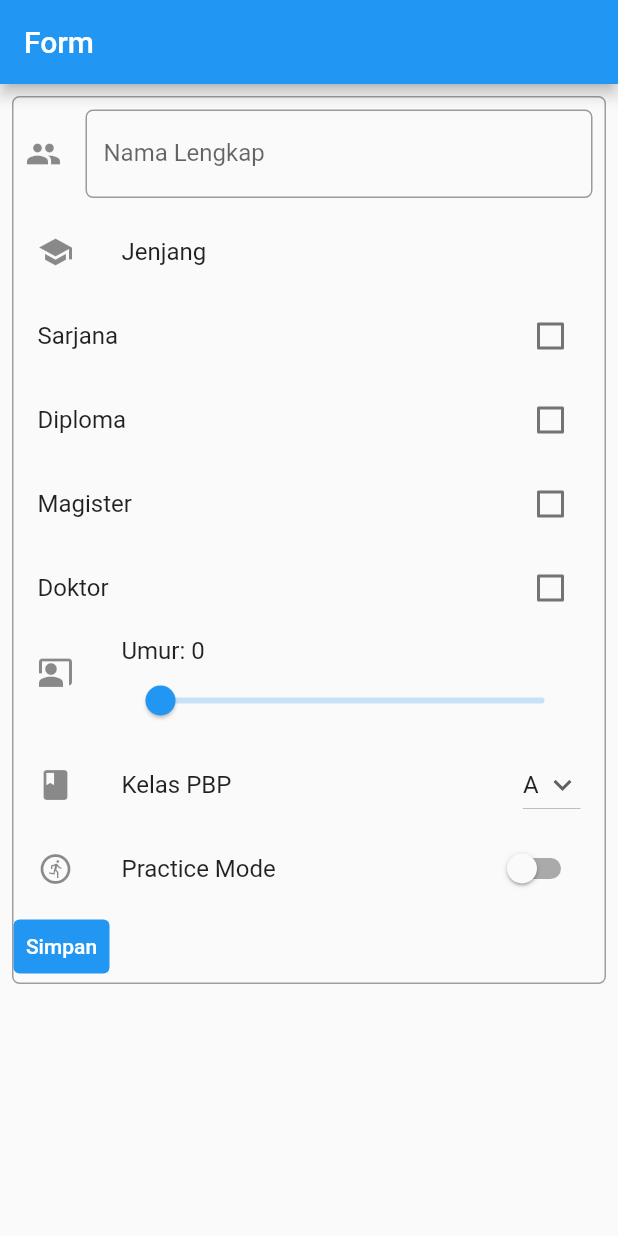
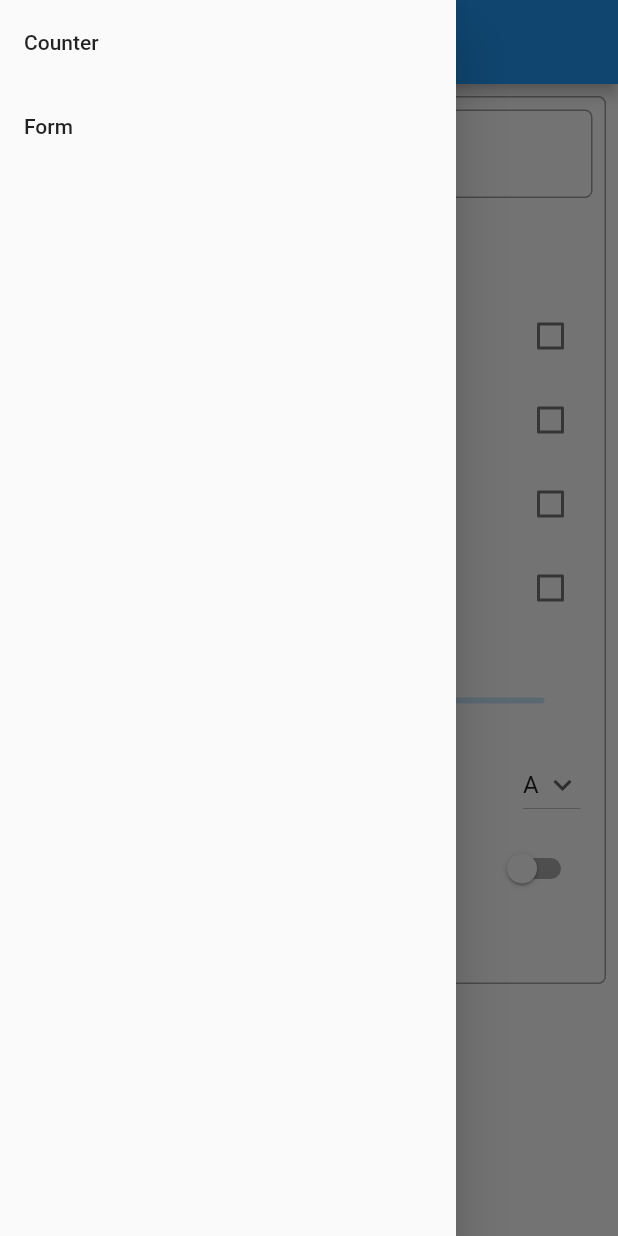
Before and after one commit to Doppledouble/pbp-flutter-tutorial, a Flutter app: the MyFormPage screen opened directly, with the side drawer open (before the commit the screen has no drawer), on a phone screen of 412 x 824 dp. Run offline on Flutter 3.47's test engine with Material 2 defaults, Android fonts, the phone set to English and light mode, and no system bars.

Commit message:
new update task 7

```diff
--- a/appcijul/lib/form.dart
+++ b/appcijul/lib/form.dart
@@ -1,4 +1,5 @@
 import 'package:flutter/material.dart';
+import 'package:appcijul/main.dart';
 
 class MyFormPage extends StatefulWidget {
   const MyFormPage({super.key});
@@ -24,6 +25,30 @@ class _MyFormPageState extends State<MyFormPage> {
     return Scaffold(
       appBar: AppBar(
         title: Text('Form'),
+      ),
+      drawer: Drawer(
+        child: Column(
+          children: [
+            ListTile(
+              title: const Text('Counter'),
+              onTap: () {
+                Navigator.pushReplacement(
+                  context,
+                  MaterialPageRoute(builder: (context) => const MyHomePage()),
+                );
+              },
+            ),
+            ListTile(
+              title: const Text('Form'),
+              onTap: () {
+                Navigator.pushReplacement(
+                  context,
+                  MaterialPageRoute(builder: (context) => const MyFormPage()),
+                );
+              },
+            ),
+          ],
+        ),
       ),
       body: Form(
         key: _formKey,
@@ -194,7 +219,7 @@ class _MyFormPageState extends State<MyFormPage> {
                                   Center(child: const Text('Informasi Data')),
                                   SizedBox(height: 20),
                                   Center(
-                                    child: Text('Judul: ' + _namaLengkap),
+                                    child: Text('Nama Lengkap: ' + _namaLengkap),
                                   ),
                                   TextButton(
                                     onPressed: () {
```
